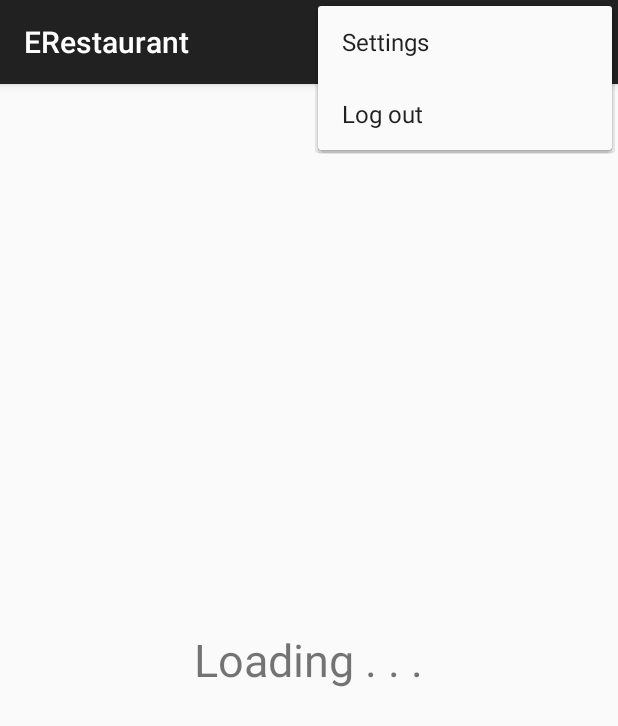
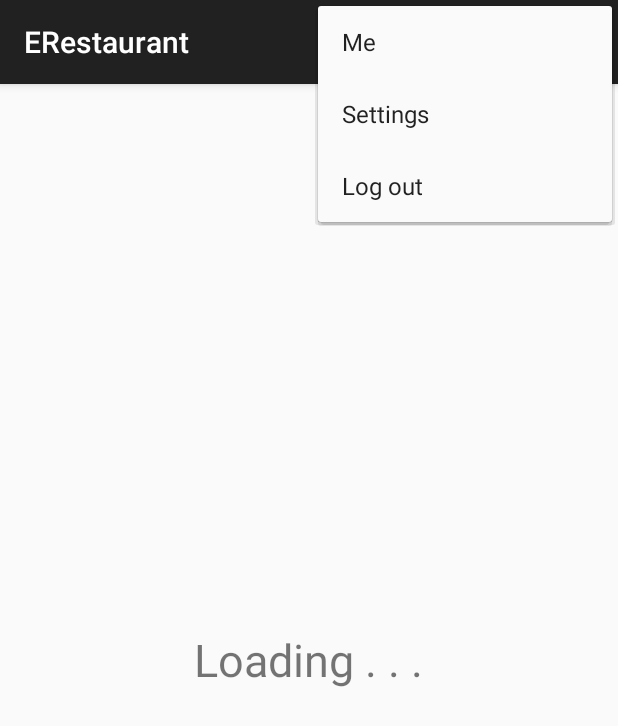
Before and after one commit to kavi707/ERestaurant, an Android app: the screen it shows after launch (LoadingActivity), with the options menu open, on a phone screen of 412 x 824 dp. Shown: the top 726 px of the screen. Run offline under Robolectric (Android 15) with nearby library versions, the phone set to English and light mode, and no system bars.

Commit message:
Add new item to menu & shift activities to package

```diff
--- a/app/src/main/AndroidManifest.xml
+++ b/app/src/main/AndroidManifest.xml
@@ -8,7 +8,7 @@
         android:label="@string/app_name"
         android:theme="@style/AppTheme" >
         <activity
-            android:name=".LoadingActivity"
+            android:name=".activities.LoadingActivity"
             android:label="@string/app_name" >
             <intent-filter>
                 <action android:name="android.intent.action.MAIN" />
@@ -16,7 +16,7 @@
                 <category android:name="android.intent.category.LAUNCHER" />
             </intent-filter>
         </activity>
-        <activity android:name=".TabsActivity"/>
+        <activity android:name=".activities.TabsActivity"/>
     </application>
 
 </manifest>
--- a/app/src/main/java/com/android/kavi/erestaurant/LoadingActivity.java
+++ b/app/src/main/java/com/android/kavi/erestaurant/activities/LoadingActivity.java
@@ -1,4 +1,4 @@
-package com.android.kavi.erestaurant;
+package com.android.kavi.erestaurant.activities;
 
 import android.content.Intent;
 import android.support.v7.app.ActionBarActivity;
@@ -7,6 +7,8 @@ import android.view.Menu;
 import android.view.MenuItem;
 import android.view.View;
 import android.widget.TextView;
+
+import com.android.kavi.erestaurant.R;
 
 
 public class LoadingActivity extends ActionBarActivity {
--- a/app/src/main/java/com/android/kavi/erestaurant/TabsActivity.java
+++ b/app/src/main/java/com/android/kavi/erestaurant/activities/TabsActivity.java
@@ -1,4 +1,4 @@
-package com.android.kavi.erestaurant;
+package com.android.kavi.erestaurant.activities;
 
 /**
  * Created by kwijewardana on 6/1/15.
@@ -12,6 +12,8 @@ import android.support.v7.widget.Toolbar;
 import android.view.Menu;
 import android.view.MenuItem;
 
+import com.android.kavi.erestaurant.CommonUtils;
+import com.android.kavi.erestaurant.R;
 import com.android.kavi.erestaurant.adapters.ViewPagerAdapter;
 import com.android.kavi.erestaurant.services.CommonServices;
 import com.android.kavi.erestaurant.views.SlidingTabLayout;
--- a/app/src/main/res/menu/menu_main.xml
+++ b/app/src/main/res/menu/menu_main.xml
@@ -2,13 +2,18 @@
     xmlns:app="http://schemas.android.com/apk/res-auto"
     xmlns:tools="http://schemas.android.com/tools" tools:context=".LoadingActivity">
     <item
+        android:id="@+id/action_me"
+        android:title="@string/action_me_label"
+        android:orderInCategory="100"
+        app:showAsAction="never" />
+    <item
         android:id="@+id/action_settings"
-        android:title="@string/action_settings"
+        android:title="@string/action_settings_label"
         android:orderInCategory="100"
         app:showAsAction="never" />
     <item
         android:id="@+id/action_logout"
-        android:title="@string/action_logout"
+        android:title="@string/action_logout_label"
         android:orderInCategory="100"
         app:showAsAction="never" />
 </menu>
--- a/app/src/main/res/values/strings.xml
+++ b/app/src/main/res/values/strings.xml
@@ -2,7 +2,8 @@
     <string name="app_name">ERestaurant</string>
 
     <string name="hello_world">Hello world!</string>
-    <string name="action_settings">Settings</string>
-    <string name="action_logout">Log out</string>
+    <string name="action_me_label">Me</string>
+    <string name="action_settings_label">Settings</string>
+    <string name="action_logout_label">Log out</string>
     <string name="loading_title">Loading . . .</string>
 </resources>
```
